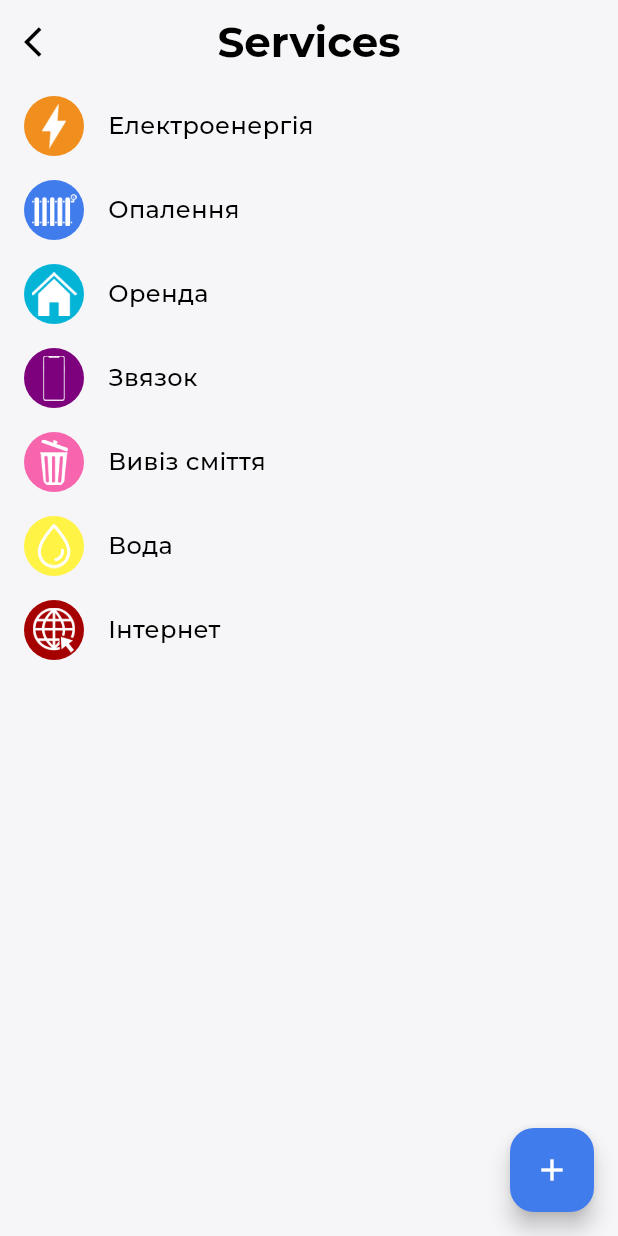
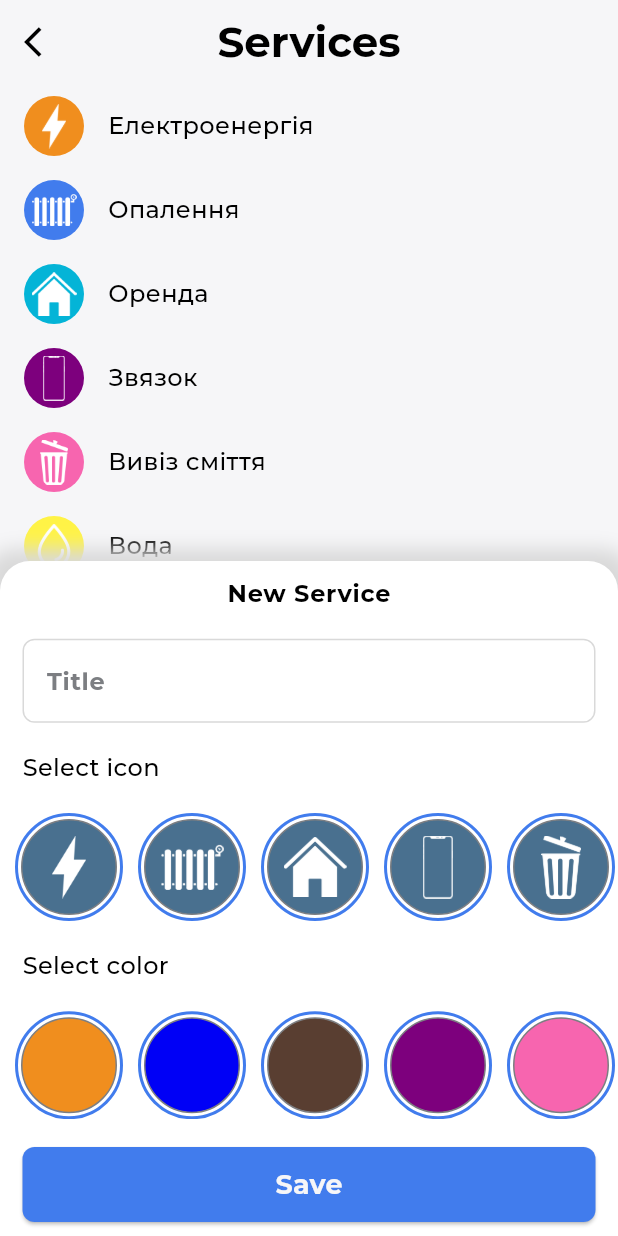
Before and after one commit to MishaArb/HomeInfo, a Flutter app: the ServicesScreen screen opened by its route, after a tap on the "add" icon, on a phone screen of 412 x 824 dp. Run offline on Flutter 3.47's test engine with Material 3 defaults, Android fonts, the light colour scheme and no system bars; our stand-ins replace auto_route, bloc, equatable, flutter_bloc, get_it, shared_preferences; accounts and stored records are empty; generated files the repository leaves out were written again.

Commit message:
feat: implement NewServiceBottomSheet

```diff
--- a/lib/core/constants/asset_image.dart
+++ b/lib/core/constants/asset_image.dart
@@ -10,7 +10,7 @@ class AssetImagesConstant{
     'assets/images/services_images/rubbish_icon.png',
     'assets/images/services_images/water.png',
     'assets/images/services_images/web_icon.png',
-
+    'assets/images/services_images/youtube_icon.png',
   ];
 
 }
--- a/lib/core/localizations/l10n/app_en.arb
+++ b/lib/core/localizations/l10n/app_en.arb
@@ -17,6 +17,7 @@
   "mode_screen_title": "Mode",
   "latest_readings_screen_title" : "Latest readings",
   "latest_reminders_screen_title" : "Latest reminders",
+  "new_service_screen_title" : "New Service",
 
   "export_button_inscription" : "Export",
   "import_button_inscription" : "Import",
@@ -50,7 +51,8 @@
   "day_inscription" : "Day",
   "night_inscription" : "Night",
   "half_peak_inscription" : "Half peak",
-
+  "select_icon_inscription" : "Select icon",
+  "select_color_inscription" : "Select color",
 
   "title_hint_text" : "Title",
   "description_hint_text" : "Description",
--- a/lib/core/localizations/l10n/app_uk.arb
+++ b/lib/core/localizations/l10n/app_uk.arb
@@ -17,6 +17,7 @@
   "mode_screen_title": "Режим",
   "latest_readings_screen_title" : "Останні показникиs",
   "latest_reminders_screen_title" : "Останні нагадування",
+  "new_service_screen_title" : "Нова послуга",
 
   "export_button_inscription" : "Експорт",
   "import_button_inscription" : "Імпорт",
@@ -50,6 +51,8 @@
   "day_inscription" : "День",
   "night_inscription" : "Ніч",
   "half_peak_inscription" : "Напівпік",
+  "select_icon_inscription" : "Оберіть іконку",
+  "select_color_inscription" : "Оберіть колір",
 
   "title_hint_text" : "Назва",
   "description_hint_text" : "Опис",
--- a/lib/core/themes/app_colors.dart
+++ b/lib/core/themes/app_colors.dart
@@ -20,5 +20,20 @@ class AppColors {
   static const Color pinkAF = Color(0xFFF765AF);
   static const Color green07 = Color(0xFF007C01);
   static const Color yellow46 = Color(0xFFFFF346);
-  static const Color red01 = Color(0xFFA60101);
+  static const Color red02 = Color(0xFFF60002);
+
+  static const List<Color> servicesColors = [
+    Color(0xFFF08E1E),
+    Color(0xFF0000F6),
+    Color(0xFF593E31),
+    Color(0xFF7D007D),
+    Color(0xFFF765AF),
+    Color(0xFF007C01),
+    Color(0xFFFFF346),
+    Color(0xFFF60002),
+    Color(0xFF04B4D7),
+    Color(0xFF000000),
+    Color(0xFF417CED)
+  ];
+
 }
--- a/lib/core/themes/app_input_decoration_theme.dart
+++ b/lib/core/themes/app_input_decoration_theme.dart
@@ -7,7 +7,7 @@ class AppInputDecorationTheme {
       InputDecorationTheme(
         errorBorder: OutlineInputBorder(
           borderRadius: BorderRadius.circular(8),
-          borderSide: const BorderSide(color: AppColors.red01),
+          borderSide: const BorderSide(color: AppColors.red02),
         ),
         enabledBorder: OutlineInputBorder(
           borderRadius: BorderRadius.circular(8),
@@ -24,7 +24,7 @@ class AppInputDecorationTheme {
       InputDecorationTheme(
         errorBorder: OutlineInputBorder(
           borderRadius: BorderRadius.circular(8),
-          borderSide: const BorderSide(color: AppColors.red01),
+          borderSide: const BorderSide(color: AppColors.red02),
         ),
         enabledBorder: OutlineInputBorder(
           borderRadius: BorderRadius.circular(8),
--- a/lib/core/themes/app_theme.dart
+++ b/lib/core/themes/app_theme.dart
@@ -29,7 +29,7 @@ class AppTheme {
   static darkTheme() => ThemeData(
         pageTransitionsTheme: const PageTransitionsTheme(
           builders: {
-            TargetPlatform.android: CupertinoPageTransitionsBuilder(),
+            TargetPlatform.android: FadeUpwardsPageTransitionsBuilder(),
             TargetPlatform.iOS: CupertinoPageTransitionsBuilder(),
           },
         ),
--- a/lib/presentation/pages/create_or_edit_reading/create_or_edit_reading_screen.dart
+++ b/lib/presentation/pages/create_or_edit_reading/create_or_edit_reading_screen.dart
@@ -68,7 +68,7 @@ List serviceList = [
     ),
   ServiceReading(
       date: '25.01.25',
-      iconColor: AppColors.red01,
+      iconColor: AppColors.red02,
       img: AssetImagesConstant.servicesImg[6],
       name: 'Інтернет'
     ),
@@ -185,11 +185,6 @@ _buildServicesListAndTypePicker(BuildContext context) {
 }
 
 _buildServicesList() {
-  return BlocBuilder<ThemeBloc, ThemeState>(
-    builder: (context, state) {
-      final bgrColor = state.currentTheme == ThemeMode.light
-          ? AppColors.whiteFF
-          : AppColors.darkBlue2A;
       return SizedBox(
         height: 70,
         child: ListView.builder(
@@ -198,11 +193,11 @@ _buildServicesList() {
           itemBuilder: (context, index) {
             final serviceIndex = index - 1;
             if (index == 0) {
-              return buildServiceItem(
+              return _buildServiceItem(
                   onTapAction: () =>
                       context.router.pushNamed('/servicesScreen'));
             } else {
-              return buildServiceItem(
+              return _buildServiceItem(
                 index: serviceIndex,
                 onTapAction: () {
                   print(serviceIndex);
@@ -212,11 +207,9 @@ _buildServicesList() {
           },
         ),
       );
-    },
-  );
-}
+  }
 
-buildServiceItem({int? index, required Function() onTapAction}) {
+_buildServiceItem({int? index, required Function() onTapAction}) {
   return BlocBuilder<ThemeBloc, ThemeState>(
     builder: (context, state) {
       final bgrColor = state.currentTheme == ThemeMode.light
--- /dev/null
+++ b/lib/presentation/pages/create_or_edit_reading/services/new_service_bottom_sheet.dart
@@ -0,0 +1,186 @@
+import 'package:flutter/material.dart';
+import 'package:flutter_bloc/flutter_bloc.dart';
+import 'package:home_info/core/themes/app_colors.dart';
+import '../../../../core/constants/asset_image.dart';
+import '../../../bloc/theme/theme_bloc.dart';
+import '../../../widgets/buttons/elevated_button.dart';
+import 'package:flutter_gen/gen_l10n/app_localizations.dart';
+
+class NewServiceBottomSheet extends StatelessWidget {
+  const NewServiceBottomSheet({super.key});
+
+  @override
+  Widget build(BuildContext context) {
+    return const NewServiceBottomSheetWidget();
+  }
+}
+
+class NewServiceBottomSheetWidget extends StatelessWidget {
+  const NewServiceBottomSheetWidget({
+    super.key,
+  });
+
+  @override
+  Widget build(BuildContext context) {
+    return BlocBuilder<ThemeBloc, ThemeState>(
+      builder: (context, state) {
+        final bgrColor = state.currentTheme == ThemeMode.light
+            ? AppColors.whiteFF
+            : AppColors.darkBlue2A;
+        final shadow = state.currentTheme == ThemeMode.light
+            ? AppColors.greyD9
+            : AppColors.black00.withOpacity(0.2);
+
+        return Container(
+          height: 450,
+          decoration: BoxDecoration(
+            color: bgrColor,
+            borderRadius: const BorderRadius.only(
+              topRight: Radius.circular(20),
+              topLeft: Radius.circular(20),
+            ),
+            boxShadow: [
+              BoxShadow(
+                color: shadow,
+                spreadRadius: 10,
+                blurRadius: 10,
+                offset: const Offset(0, 2),
+              ),
+            ],
+          ),
+          child: Column(
+            mainAxisAlignment: MainAxisAlignment.spaceAround,
+            crossAxisAlignment: CrossAxisAlignment.start,
+            children: [
+              _buildTitle(context, AppLocalizations.of(context)!.new_service_screen_title),
+              _buildNameServiceTextForm(context),
+              _buildInscriptionScreen(context, AppLocalizations.of(context)!.select_icon_inscription),
+              _buildSelectIconLisView(),
+              _buildInscriptionScreen(context, AppLocalizations.of(context)!.select_color_inscription),
+              _buildSelectColorLisView(),
+              _buildBuildElevationButton(context),
+            ],
+          ),
+        );
+      },
+    );
+  }
+}
+
+_buildTitle(BuildContext context, String title) {
+  return Center(
+    child: Text(title, style: Theme.of(context).textTheme.bodyLarge),
+  );
+}
+
+_buildInscriptionScreen(BuildContext context, String inscription) {
+  return Padding(
+    padding: const EdgeInsets.only(left: 15.0),
+    child: Text(inscription, style: Theme.of(context).textTheme.bodyMedium),
+  );
+}
+
+_buildNameServiceTextForm(BuildContext context) {
+  return Padding(
+    padding: const EdgeInsets.symmetric(horizontal: 15.0),
+    child: TextFormField(
+      keyboardType: TextInputType.text,
+      textCapitalization: TextCapitalization.words,
+      maxLines: 1,
+      controller: TextEditingController(),
+      onChanged: (value) {},
+      decoration: InputDecoration(
+        hintText: AppLocalizations.of(context)!.title_hint_text,
+      ),
+    ),
+  );
+}
+
+_buildSelectIconLisView() {
+  return SizedBox(
+    height: 72,
+    child: ListView.builder(
+      scrollDirection: Axis.horizontal,
+      itemCount: AssetImagesConstant.servicesImg.length,
+      itemBuilder: (BuildContext context, int index) {
+        return GestureDetector(
+          onTap: () {},
+          child: Container(
+            alignment: Alignment.center,
+            margin: const EdgeInsets.only(left: 10),
+            padding: const EdgeInsets.all(2),
+            width: 72,
+            height: 72,
+            decoration: BoxDecoration(
+              borderRadius: BorderRadius.circular(70),
+              border: Border.all(width: 2, color: AppColors.blueE),
+            ),
+            child: Container(
+              padding: const EdgeInsets.all(10),
+              width: 70,
+              height: 70,
+              decoration: BoxDecoration(
+                color: AppColors.blue8F,
+                borderRadius: BorderRadius.circular(70),
+                border: Border.all(width: 1, color: AppColors.grey82),
+              ),
+              child: Image(
+                image: AssetImage(
+                  AssetImagesConstant.servicesImg[index],
+                ),
+              ),
+            ),
+          ),
+        );
+      },
+    ),
+  );
+}
+
+_buildSelectColorLisView() {
+  return SizedBox(
+    height: 72,
+    child: ListView.builder(
+      scrollDirection: Axis.horizontal,
+      itemCount: AppColors.servicesColors.length,
+      itemBuilder: (BuildContext context, int index) {
+        return GestureDetector(
+          onTap: () {},
+          child: Container(
+            alignment: Alignment.center,
+            margin: const EdgeInsets.only(left: 10),
+            padding: const EdgeInsets.all(2),
+            width: 72,
+            height: 72,
+            decoration: BoxDecoration(
+              borderRadius: BorderRadius.circular(70),
+              border: Border.all(width: 2, color: AppColors.blueE),
+            ),
+            child: Container(
+              padding: const EdgeInsets.all(10),
+              width: 70,
+              height: 70,
+              decoration: BoxDecoration(
+                color: AppColors.servicesColors[index],
+                borderRadius: BorderRadius.circular(70),
+                border: Border.all(width: 1, color: AppColors.grey82),
+              ),
+            ),
+          ),
+        );
+      },
+    ),
+  );
+}
+
+_buildBuildElevationButton(BuildContext context) {
+  return Padding(
+    padding: const EdgeInsets.symmetric(horizontal: 15.0),
+    child: buildElevationButton(
+      buttonText: AppLocalizations.of(context)!.save_button_inscription,
+      buttonAction: () {
+        print('Зберегти');
+      },
+    ),
+  );
+}
--- a/lib/presentation/pages/create_or_edit_reading/services/services_screen.dart
+++ b/lib/presentation/pages/create_or_edit_reading/services/services_screen.dart
@@ -4,6 +4,7 @@ import 'package:flutter_gen/gen_l10n/app_localizations.dart';
 import '../../../../core/themes/app_colors.dart';
 import '../../../widgets/app_bar/app_bar_with_arrow_back.dart';
 import '../create_or_edit_reading_screen.dart';
+import 'new_service_bottom_sheet.dart';
 
 @RoutePage()
 class ServicesScreen extends StatelessWidget {
@@ -43,11 +44,9 @@ class ServicesScreen extends StatelessWidget {
     );
   }
 }
-FloatingActionButton _buildFloatingActionButton(BuildContext context) {
+_buildFloatingActionButton(BuildContext context) {
   return FloatingActionButton(
-    onPressed: () {
-      // _showSelectIconBottomSheet(context);
-    },
+    onPressed: () => _showSelectIconBottomSheet(context),
     backgroundColor: AppColors.blueE,
     child: const Icon(
       Icons.add,
@@ -55,3 +54,19 @@ FloatingActionButton _buildFloatingActionButton(BuildContext context) {
     ),
   );
 }
+
+_showSelectIconBottomSheet(BuildContext context) {
+  showModalBottomSheet(
+    isScrollControlled: true,
+    backgroundColor: Colors.black,
+    barrierColor: Colors.transparent,
+    context: context,
+    builder: (BuildContext context) {
+      return Padding(
+        padding:
+        EdgeInsets.only(bottom: MediaQuery.of(context).viewInsets.bottom),
+        child: const NewServiceBottomSheet(),
+      );
+    },
+  );
+}
--- a/lib/presentation/widgets/buttons/share_and_delete_button.dart
+++ b/lib/presentation/widgets/buttons/share_and_delete_button.dart
@@ -35,7 +35,7 @@ buildShareAndDeleteButton() {
             borderRadius: BorderRadius.circular(40),
             border: Border.all(
               width: 1,
-              color: AppColors.red01,
+              color: AppColors.red02,
             ),
           ),
           child: IconButton(
@@ -43,7 +43,7 @@ buildShareAndDeleteButton() {
             onPressed: () {},
             icon: const Icon(
               Icons.delete_forever,
-              color: AppColors.red01,
+              color: AppColors.red02,
             ),
           ),
         ),
```
Also changed, not shown: assets/images/services_images/youtube_icon.png (added).
